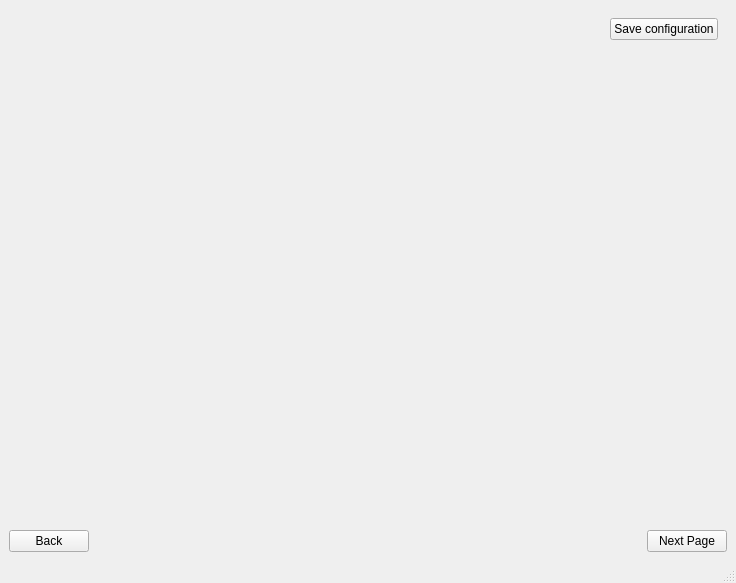
Before: the Qt Designer form mainwindow.ui in Firyst/GeneticTimetables, drawn with Qt 5.
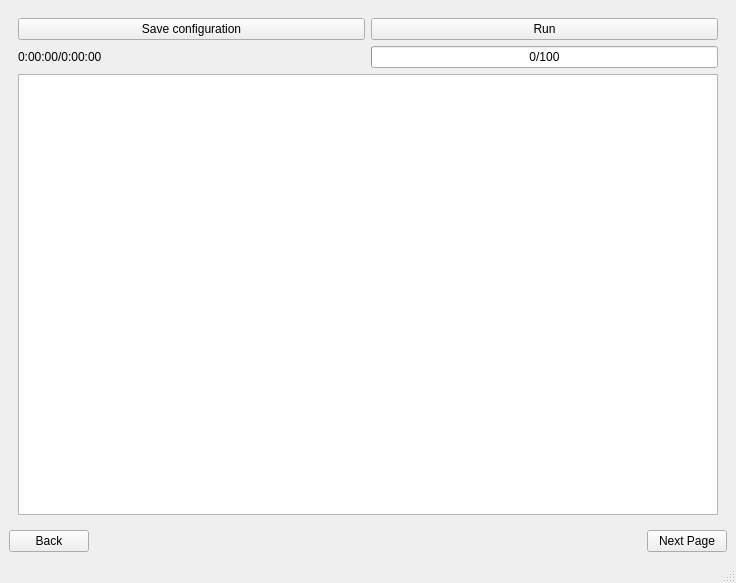
After: the same form once the commit is applied. The open tabs and pages were chosen to show the change.

```diff
--- a/mainwindow.ui
+++ b/mainwindow.ui
@@ -176,19 +176,6 @@
          <layout class="QVBoxLayout" name="verticalLayout_2">
           <item>
            <layout class="QHBoxLayout" name="horizontalLayout_2">
-            <item>
-             <spacer name="horizontalSpacer_4">
-              <property name="orientation">
-               <enum>Qt::Horizontal</enum>
-              </property>
-              <property name="sizeHint" stdset="0">
-               <size>
-                <width>40</width>
-                <height>20</height>
-               </size>
-              </property>
-             </spacer>
-            </item>
             <item>
              <widget class="QPushButton" name="saveConfigurationButton">
               <property name="text">
@@ -196,20 +183,47 @@
               </property>
              </widget>
             </item>
+            <item>
+             <widget class="QPushButton" name="runButton">
+              <property name="text">
+               <string>Run</string>
+              </property>
+             </widget>
+            </item>
            </layout>
           </item>
           <item>
-           <spacer name="verticalSpacer">
-            <property name="orientation">
-             <enum>Qt::Vertical</enum>
+           <layout class="QHBoxLayout" name="horizontalLayout_3" stretch="1,1">
+            <property name="spacing">
+             <number>6</number>
             </property>
-            <property name="sizeHint" stdset="0">
-             <size>
-              <width>20</width>
-              <height>40</height>
-             </size>
-            </property>
-           </spacer>
+            <item>
+             <widget class="QLabel" name="label_6">
+              <property name="text">
+               <string>0:00:00/0:00:00</string>
+              </property>
+             </widget>
+            </item>
+            <item>
+             <widget class="QProgressBar" name="progressBar">
+              <property name="value">
+               <number>0</number>
+              </property>
+              <property name="alignment">
+               <set>Qt::AlignCenter</set>
+              </property>
+              <property name="invertedAppearance">
+               <bool>false</bool>
+              </property>
+              <property name="format">
+               <string>%p/%m</string>
+              </property>
+             </widget>
+            </item>
+           </layout>
+          </item>
+          <item>
+           <widget class="QTableWidget" name="tableWidget"/>
           </item>
          </layout>
         </item>
```
Left out of the diff: 6 changed lines with no effect on the pictures.
